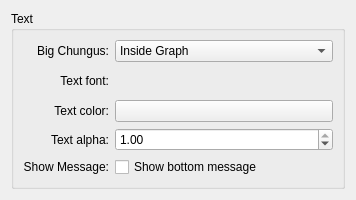
Before: the Qt Designer form effects/showfps/showfps_config.ui in GustavoSilvera/kwin, drawn with Qt 5.
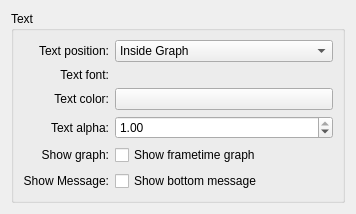
After: the same form once the commit is applied. Custom widgets are drawn as their Qt base class.

Commit message: added option to not draw the graph behind the number

Diff of the .ui file:
```diff
--- a/effects/showfps/showfps_config.ui
+++ b/effects/showfps/showfps_config.ui
@@ -20,7 +20,7 @@
       <item row="0" column="0">
        <widget class="QLabel" name="label">
         <property name="text">
-         <string>Big Chungus:</string>
+         <string>Text position:</string>
         </property>
         <property name="alignment">
          <set>Qt::AlignRight|Qt::AlignTrailing|Qt::AlignVCenter</set>
@@ -151,6 +151,26 @@
       <item row="4" column="0">
        <widget class="QLabel" name="label_4">
         <property name="text">
+         <string>Show graph:</string>
+        </property>
+        <property name="alignment">
+         <set>Qt::AlignRight|Qt::AlignTrailing|Qt::AlignVCenter</set>
+        </property>
+        <property name="buddy">
+         <cstring>kcfg_ShowGraph</cstring>
+        </property>
+       </widget>
+      </item>
+      <item row="4" column="1">
+        <widget class="QCheckBox" name="kcfg_ShowGraph">
+        <property name="text">
+            <string>Show frametime graph</string>
+        </property>
+        </widget>
+      </item>
+      <item row="5" column="0">
+       <widget class="QLabel" name="label_4">
+        <property name="text">
          <string>Show Message:</string>
         </property>
         <property name="alignment">
@@ -161,7 +181,7 @@
         </property>
        </widget>
       </item>
-      <item row="4" column="1">
+      <item row="5" column="1">
         <widget class="QCheckBox" name="kcfg_ShowNoBenchmark">
         <property name="text">
             <string>Show bottom message</string>
```
The commit also changes 3 other files.
